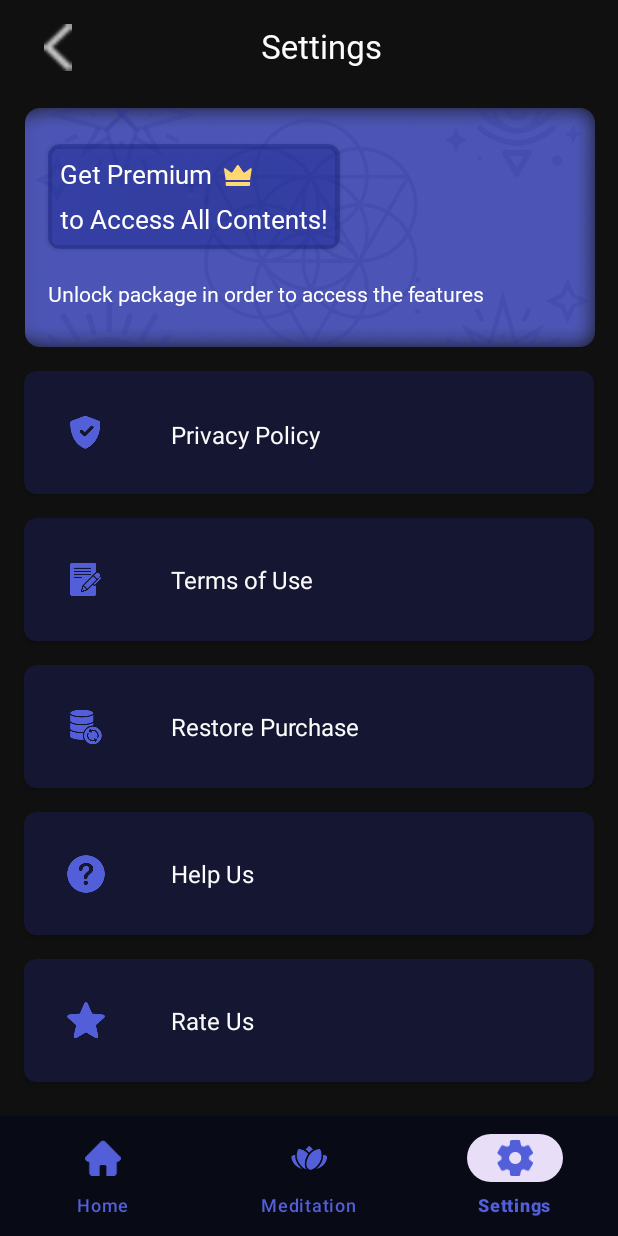
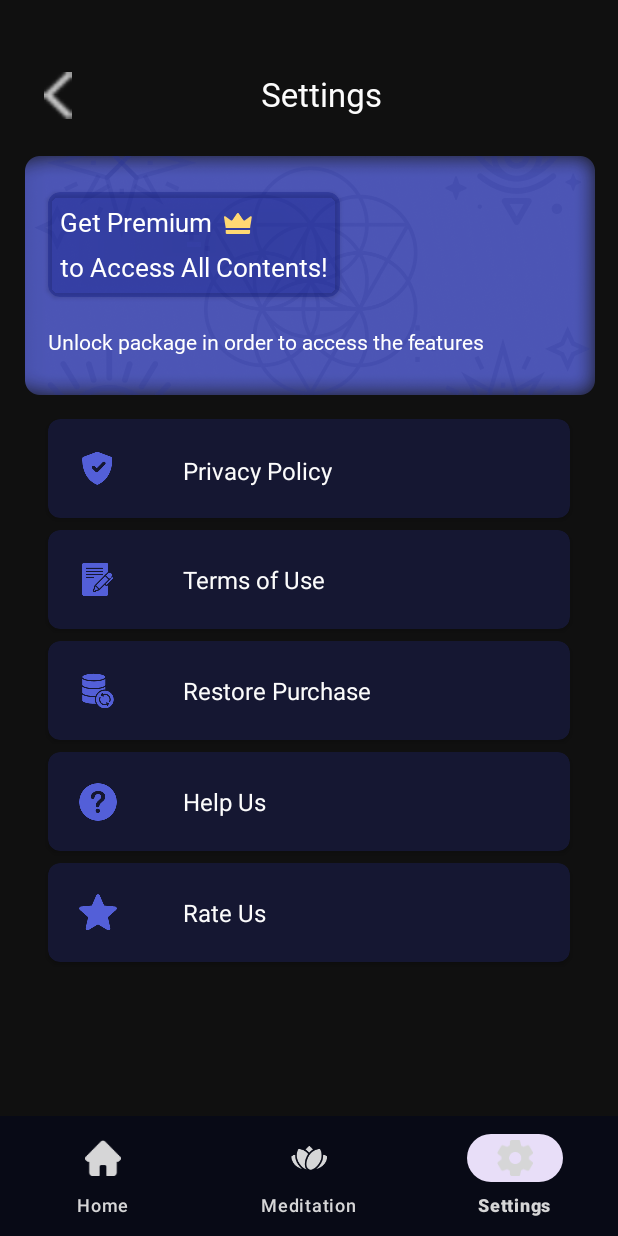
Before and after one commit to yusufaltunoymak/MoonX, an Android app: the HomeFragment screen opened through its navigation route, item 3 of the bottom bar chosen, on a phone screen of 412 x 824 dp. Run offline under Robolectric (Android 15) with nearby library versions, the phone set to English and light mode, and no system bars; our stand-ins replace Dagger/Hilt's generated code, navigation-ui.

Commit message:
tablayout updated

```diff
--- a/app/src/main/java/com/example/moonx/ui/adapter/MeditationAdapter.kt
+++ b/app/src/main/java/com/example/moonx/ui/adapter/MeditationAdapter.kt
@@ -38,6 +38,7 @@ class MeditationAdapter(private val musicList: List<MusicItem>) : RecyclerView.A
                 val action = MeditationFragmentDirections.actionMeditationFragmentToMeditationPlayerFragment(currentItem, nextItem)
                 holder.itemView.findNavController().navigate(action)
             }
+
             else {
                 musicList[0]
             }
@@ -50,4 +51,6 @@ class MeditationAdapter(private val musicList: List<MusicItem>) : RecyclerView.A
         return musicList.size
     }
 
+
+
 }
--- a/app/src/main/res/layout/activity_main.xml
+++ b/app/src/main/res/layout/activity_main.xml
@@ -23,8 +23,9 @@
         android:layout_width="match_parent"
         android:layout_height="wrap_content"
         android:background="#080A16"
-        app:itemIconTint="#535FD8"
-        app:itemTextColor="#535FD8"
+        app:itemIconTint="@color/nav_color"
+        app:itemTextColor="@color/nav_color"
+        app:itemBackground="@android:color/transparent"
         app:layout_constraintBottom_toBottomOf="parent"
         app:layout_constraintEnd_toEndOf="parent"
         app:layout_constraintStart_toStartOf="parent"
--- a/app/src/main/res/layout/fragment_settings.xml
+++ b/app/src/main/res/layout/fragment_settings.xml
@@ -12,6 +12,7 @@
         android:id="@+id/toolbar"
         android:layout_width="match_parent"
         android:layout_height="wrap_content"
+        android:layout_marginTop="32dp"
         android:background="#101010"
         app:layout_constraintEnd_toEndOf="parent"
         app:layout_constraintHorizontal_bias="1.0"
@@ -131,11 +132,11 @@
         android:id="@+id/cardPrivacyPolicy"
         android:layout_width="0dp"
         android:layout_height="wrap_content"
-        android:layout_marginStart="16dp"
+        android:layout_marginStart="32dp"
         android:layout_marginTop="16dp"
-        android:layout_marginEnd="16dp"
+        android:layout_marginEnd="32dp"
+        app:cardBackgroundColor="#151732"
         app:cardCornerRadius="8dp"
-        app:cardBackgroundColor="#151732"
         app:layout_constraintEnd_toEndOf="parent"
         app:layout_constraintStart_toStartOf="parent"
         app:layout_constraintTop_toBottomOf="@id/cardBackGround">
@@ -143,16 +144,16 @@
         <androidx.constraintlayout.widget.ConstraintLayout
             android:layout_width="match_parent"
             android:layout_height="wrap_content"
-            android:padding="16dp">
+            android:padding="8dp">
 
             <ImageView
                 android:id="@+id/privacyImage"
                 android:layout_width="wrap_content"
                 android:layout_height="wrap_content"
                 android:src="@drawable/img_privacy"
+                app:layout_constraintBottom_toBottomOf="parent"
                 app:layout_constraintStart_toStartOf="parent"
-                app:layout_constraintTop_toTopOf="parent"
-                app:layout_constraintBottom_toBottomOf="parent"/>
+                app:layout_constraintTop_toTopOf="parent" />
 
             <TextView
                 android:layout_width="wrap_content"
@@ -176,39 +177,39 @@
         android:id="@+id/cardTermsOfUse"
         android:layout_width="0dp"
         android:layout_height="wrap_content"
-        android:layout_marginTop="16dp"
-        android:layout_marginStart="16dp"
-        android:layout_marginEnd="16dp"
+        android:layout_marginStart="32dp"
+        android:layout_marginTop="8dp"
+        android:layout_marginEnd="32dp"
+        app:cardBackgroundColor="#151732"
         app:cardCornerRadius="8dp"
-        app:cardBackgroundColor="#151732"
+        app:layout_constraintEnd_toEndOf="parent"
         app:layout_constraintStart_toStartOf="parent"
-        app:layout_constraintEnd_toEndOf="parent"
         app:layout_constraintTop_toBottomOf="@+id/cardPrivacyPolicy">
 
         <androidx.constraintlayout.widget.ConstraintLayout
             android:layout_width="wrap_content"
             android:layout_height="wrap_content"
-            android:padding="16dp">
+            android:padding="8dp">
 
             <ImageView
                 android:id="@+id/termsImage"
                 android:layout_width="wrap_content"
                 android:layout_height="wrap_content"
                 android:src="@drawable/img_terms"
+                app:layout_constraintBottom_toBottomOf="parent"
                 app:layout_constraintStart_toStartOf="parent"
-                app:layout_constraintTop_toTopOf="parent"
-                app:layout_constraintBottom_toBottomOf="parent"/>
+                app:layout_constraintTop_toTopOf="parent" />
 
             <TextView
                 android:layout_width="wrap_content"
                 android:layout_height="wrap_content"
+                android:layout_marginStart="32dp"
                 android:text="Terms of Use"
+                android:textColor="#FCFCFC"
                 android:textSize="16sp"
-                android:textColor="#FCFCFC"
-                android:layout_marginStart="32dp"
+                app:layout_constraintBottom_toBottomOf="@+id/termsImage"
                 app:layout_constraintStart_toEndOf="@+id/termsImage"
-                app:layout_constraintTop_toTopOf="@+id/termsImage"
-                app:layout_constraintBottom_toBottomOf="@+id/termsImage"/>
+                app:layout_constraintTop_toTopOf="@+id/termsImage" />
 
         </androidx.constraintlayout.widget.ConstraintLayout>
 
@@ -219,39 +220,39 @@
         android:id="@+id/cardRestorePurchase"
         android:layout_width="0dp"
         android:layout_height="wrap_content"
-        android:layout_marginTop="16dp"
-        android:layout_marginStart="16dp"
-        android:layout_marginEnd="16dp"
+        android:layout_marginStart="32dp"
+        android:layout_marginTop="8dp"
+        android:layout_marginEnd="32dp"
+        app:cardBackgroundColor="#151732"
         app:cardCornerRadius="8dp"
-        app:cardBackgroundColor="#151732"
+        app:layout_constraintEnd_toEndOf="parent"
         app:layout_constraintStart_toStartOf="parent"
-        app:layout_constraintEnd_toEndOf="parent"
         app:layout_constraintTop_toBottomOf="@+id/cardTermsOfUse">
 
         <androidx.constraintlayout.widget.ConstraintLayout
             android:layout_width="wrap_content"
             android:layout_height="wrap_content"
-            android:padding="16dp">
+            android:padding="8dp">
 
             <ImageView
                 android:id="@+id/restoreImage"
                 android:layout_width="wrap_content"
                 android:layout_height="wrap_content"
                 android:src="@drawable/img_restore"
+                app:layout_constraintBottom_toBottomOf="parent"
                 app:layout_constraintStart_toStartOf="parent"
-                app:layout_constraintTop_toTopOf="parent"
-                app:layout_constraintBottom_toBottomOf="parent"/>
+                app:layout_constraintTop_toTopOf="parent" />
 
             <TextView
                 android:layout_width="wrap_content"
                 android:layout_height="wrap_content"
+                android:layout_marginStart="32dp"
                 android:text="Restore Purchase"
+                android:textColor="#FCFCFC"
                 android:textSize="16sp"
-                android:textColor="#FCFCFC"
-                android:layout_marginStart="32dp"
+                app:layout_constraintBottom_toBottomOf="@+id/restoreImage"
                 app:layout_constraintStart_toEndOf="@+id/restoreImage"
-                app:layout_constraintTop_toTopOf="@+id/restoreImage"
-                app:layout_constraintBottom_toBottomOf="@+id/restoreImage"/>
+                app:layout_constraintTop_toTopOf="@+id/restoreImage" />
 
         </androidx.constraintlayout.widget.ConstraintLayout>
 
@@ -262,39 +263,39 @@
         android:id="@+id/cardHelpUs"
         android:layout_width="0dp"
         android:layout_height="wrap_content"
-        android:layout_marginTop="16dp"
-        android:layout_marginStart="16dp"
-        android:layout_marginEnd="16dp"
+        android:layout_marginStart="32dp"
+        android:layout_marginTop="8dp"
+        android:layout_marginEnd="32dp"
+        app:cardBackgroundColor="#151732"
         app:cardCornerRadius="8dp"
-        app:cardBackgroundColor="#151732"
+        app:layout_constraintEnd_toEndOf="parent"
         app:layout_constraintStart_toStartOf="parent"
-        app:layout_constraintEnd_toEndOf="parent"
         app:layout_constraintTop_toBottomOf="@+id/cardRestorePurchase">
 
         <androidx.constraintlayout.widget.ConstraintLayout
             android:layout_width="wrap_content"
             android:layout_height="wrap_content"
-            android:padding="16dp">
+            android:padding="8dp">
 
             <ImageView
                 android:id="@+id/imageHelp"
                 android:layout_width="wrap_content"
                 android:layout_height="wrap_content"
                 android:src="@drawable/img_help"
+                app:layout_constraintBottom_toBottomOf="parent"
                 app:layout_constraintStart_toStartOf="parent"
-                app:layout_constraintTop_toTopOf="parent"
-                app:layout_constraintBottom_toBottomOf="parent"/>
+                app:layout_constraintTop_toTopOf="parent" />
 
             <TextView
                 android:layout_width="wrap_content"
                 android:layout_height="wrap_content"
+                android:layout_marginStart="32dp"
                 android:text="Help Us"
+                android:textColor="#FCFCFC"
                 android:textSize="16sp"
+                app:layout_constraintBottom_toBottomOf="@+id/imageHelp"
                 app:layout_constraintStart_toEndOf="@+id/imageHelp"
-                app:layout_constraintTop_toTopOf="@+id/imageHelp"
-                app:layout_constraintBottom_toBottomOf="@+id/imageHelp"
-                android:textColor="#FCFCFC"
-                android:layout_marginStart="32dp"/>
+                app:layout_constraintTop_toTopOf="@+id/imageHelp" />
 
         </androidx.constraintlayout.widget.ConstraintLayout>
 
@@ -305,20 +306,19 @@
         android:id="@+id/cardRateUs"
         android:layout_width="0dp"
         android:layout_height="wrap_content"
-        android:layout_marginTop="16dp"
-        android:layout_marginStart="16dp"
-        android:layout_marginEnd="16dp"
-        android:layout_marginBottom="16dp"
+        android:layout_marginStart="32dp"
+        android:layout_marginTop="8dp"
+        android:layout_marginEnd="32dp"
+        app:cardBackgroundColor="#151732"
         app:cardCornerRadius="8dp"
-        app:cardBackgroundColor="#151732"
+        app:layout_constraintEnd_toEndOf="parent"
         app:layout_constraintStart_toStartOf="parent"
-        app:layout_constraintEnd_toEndOf="parent"
         app:layout_constraintTop_toBottomOf="@+id/cardHelpUs">
 
         <androidx.constraintlayout.widget.ConstraintLayout
             android:layout_width="wrap_content"
             android:layout_height="wrap_content"
-            android:padding="16dp">
+            android:padding="8dp">
 
             <ImageView
                 android:id="@+id/imageRate"
@@ -337,8 +337,8 @@
                 android:text="Rate Us"
                 android:textColor="#FCFCFC"
                 android:textSize="16sp"
+                app:layout_constraintBottom_toBottomOf="@+id/imageRate"
                 app:layout_constraintHorizontal_bias="0.5"
-                app:layout_constraintBottom_toBottomOf="@+id/imageRate"
                 app:layout_constraintStart_toEndOf="@+id/imageRate"
                 app:layout_constraintTop_toTopOf="@+id/imageRate" />
 
--- a/app/src/main/res/layout/fragment_welcome.xml
+++ b/app/src/main/res/layout/fragment_welcome.xml
@@ -29,7 +29,7 @@
         android:layout_alignParentTop="true"
         android:layout_centerHorizontal="true"
         android:layout_marginStart="157dp"
-        android:layout_marginTop="428dp"
+        android:layout_marginTop="360dp"
         android:layout_marginEnd="157dp"
         android:fontFamily="@font/inter"
         android:gravity="center"
--- a/app/src/main/res/values/colors.xml
+++ b/app/src/main/res/values/colors.xml
@@ -5,7 +5,7 @@
     <color name= "onboarding1">#ABABAB</color>
     <color name= "onboardingButton1">#535FD8</color>
     <color name= "card">#65141F8A</color>
-    <color name= "moonBack">#17FCFCFC</color>
+    <color name= "moonBack">#191919</color>
     <color name= "lunarBack"> #8E53D8</color>
     <color name= "lunarBackFood"> #F07A22</color>
     <color name= "lunarBackRelations"> #535FD8</color>
```
Also changed, not shown: app/src/main/java/com/example/moonx/ui/meditation/MeditationFragment.kt (+9 -1 lines), app/src/main/java/com/example/moonx/ui/meditation/MeditationPlayerFragment.kt (+6 -76 lines), app/src/main/res/layout/fragment_birth.xml (+6 -6 lines), app/src/main/res/layout/fragment_home.xml (+29 -20 lines), app/src/main/res/layout/fragment_in_app.xml (+12 -6 lines), app/src/main/res/layout/fragment_meditation.xml (+8 -3 lines), app/src/main/res/layout/fragment_meditation_player.xml (+7 -7 lines), app/src/main/res/layout/fragment_place.xml (+4 -3 lines), app/src/main/res/layout/fragment_yoga_player.xml (+6 -6 lines), app/src/main/res/drawable-xhdpi/img_background_onboarding2.webp (deleted), app/src/main/res/drawable-xxhdpi/img_background_onboarding2.webp (deleted), app/src/main/res/drawable/img_background_onboarding2.webp (deleted).
